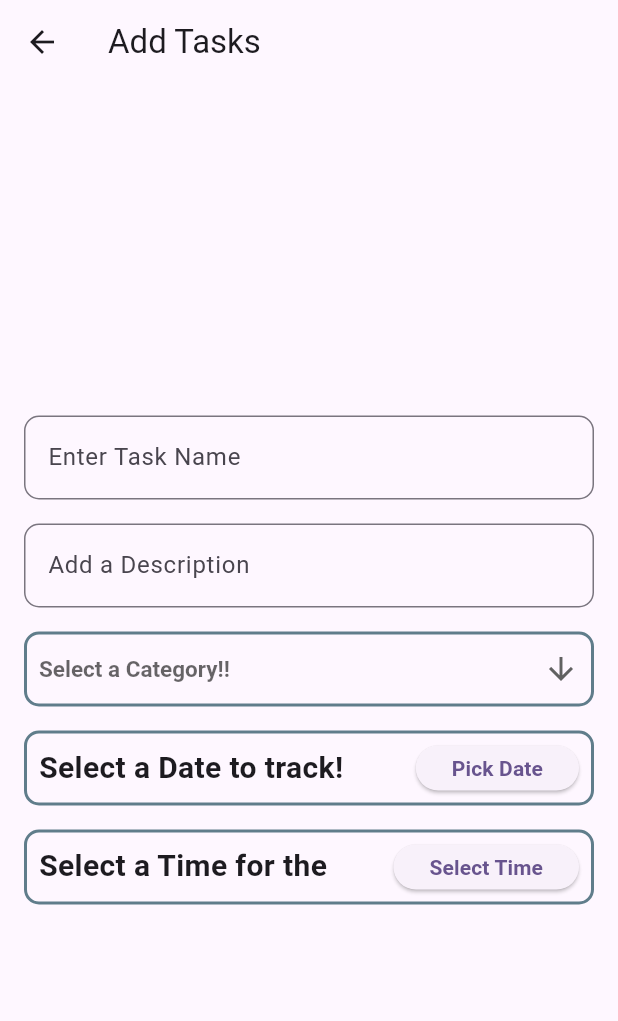
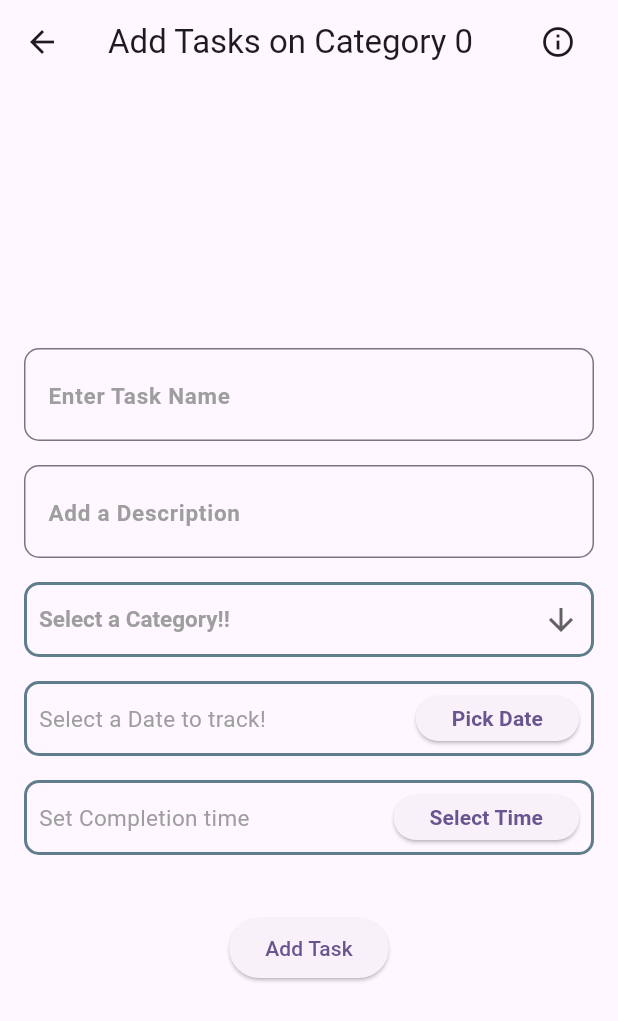
Before and after one commit to RizoanHossainRishad/TaskPlanner-flutter, a Flutter app: the task_screen screen opened directly with empty values, after a tap on the "add" icon, on a phone screen of 412 x 824 dp. Shown: the top 1021 px of the screen. Run offline on Flutter 3.47's test engine with Material 3 defaults, Android fonts, the phone set to English and light mode, and no system bars; our stand-ins replace flutter_colorpicker, sqflite; accounts and stored records are empty.

Commit message:
Functional Application

```diff
--- a/lib/screens/add_task.dart
+++ b/lib/screens/add_task.dart
@@ -1,4 +1,5 @@
 import 'package:flutter/material.dart';
+import 'package:taskplanner_demos/helper_funcs/task_helper.dart';
 import '../model_classes/taskmodel.dart';
 
 class AddTask extends StatefulWidget {
@@ -67,13 +68,42 @@ class _AddTaskState extends State<AddTask> {
   Widget build(BuildContext context) {
     return Scaffold(
       appBar: AppBar(
-        title: Text('Add Tasks'),
-        leading: IconButton(
-          onPressed: () => Navigator.of(context).pop(false),
-          icon: Icon(Icons.arrow_back),
+        title: Row(
+          mainAxisAlignment: MainAxisAlignment.spaceBetween,
+          children: [
+            Text('Add Tasks on Category ${widget.catID}'),
+            if (widget.task != null && widget.task!.name.isNotEmpty)
+              IconButton(
+                onPressed: () async {
+                  await DBTaskHelper.deleteTask(widget.task!.id);
+                  setState(() {});
+                  Navigator.of(context).pop(true);
+                },
+                icon: Icon(Icons.delete),
+              )
+            else
+              IconButton(
+                onPressed: () {
+                  showDialog(
+                    context: context,
+                    builder: (context) => AlertDialog(
+                      title: Text("Task is yet to be added!!"),
+                      actions: [
+                        TextButton(
+                          onPressed: () => Navigator.of(context).pop(),
+                          child: Text("OK"),
+                        ),
+                      ],
+                    ),
+                  );
+                },
+                icon: Icon(Icons.info_outline),
+              ),
+          ],
         ),
       ),
-      body: Padding(
+
+        body: Padding(
         padding: const EdgeInsets.all(8.0),
         child: Container(
           child: Column(
@@ -102,6 +132,7 @@ class _AddTaskState extends State<AddTask> {
                       hint: Text("Select a Category!!",
                         style: TextStyle(
                         fontSize: 15,
+                          color: Colors.grey
                       ),
                       ),
                       underline: SizedBox(),
@@ -145,11 +176,17 @@ class _AddTaskState extends State<AddTask> {
                             _selectedDate == null
                                 ? "Select a Date to track!"
                                 : "${_selectedDate!.year}-${_selectedDate!.month}-${_selectedDate!.day}",
-                            style: TextStyle(
-                              fontWeight: FontWeight.bold,
+                            style: _selectedDate == null
+                                ? TextStyle(
+                              fontSize: 15,
+                              color: Colors.grey // style for null date
+                            )
+                                : TextStyle(
+                              fontWeight: FontWeight.w600,
                               fontSize: 20,
+                              color: Colors.black, // style for selected date
                             ),
-                          ),
+                          )
                         ),
                         ElevatedButton(
                           onPressed: () =>
@@ -183,12 +220,17 @@ class _AddTaskState extends State<AddTask> {
                         Expanded(
                           child: Text(
                             _selectedTime == null
-                                ? "Select a Time for the task to be done!"
+                                ? "Set Completion time"
                                 : _selectedTime!.format(context),
-                            style: TextStyle(
+                            style:_selectedTime!=null?
+                            TextStyle(
                               fontWeight: FontWeight.bold,
                               fontSize: 20,
-                            ),
+                              color: Colors.black,
+                            ):TextStyle(
+                              fontSize: 15,
+                              color: Colors.grey
+                            )
                           ),
                         ),
                         ElevatedButton(
@@ -206,6 +248,44 @@ class _AddTaskState extends State<AddTask> {
                   ),
                 ),
               ),
+              SizedBox(
+                height: 30,
+              ),
+                ElevatedButton(
+                    onPressed: ()async{
+                      if(widget.task!=null){
+                        await DBTaskHelper.updateTask(Task(
+                          id: widget.task!.id,
+                          listId: widget.catID!,
+                          description:_descController.text,
+                          name: widget.task!.name,
+                          category: _selectedCategory!,
+                          date: _selectedDate!,
+                          time: _selectedTime!,
+                          isDone: widget.task!.isDone,
+                        ));
+                        setState(() {
+
+                        });
+                        Navigator.of(context).pop(true);
+                      }else{
+                        await DBTaskHelper.createTasks(Task(
+                          listId: widget.catID!,
+                          description:_descController.text,
+                          name: _nameController.text,
+                          category: _selectedCategory!,
+                          date: _selectedDate!,
+                          time: _selectedTime!,
+                        ));
+                        setState(() {
+
+                        });
+                        Navigator.of(context).pop(true);
+                      }
+
+                    },
+                    child: Text("Add Task")
+                ),
             ],
           ),
         ),
@@ -220,7 +300,16 @@ class _AddTaskState extends State<AddTask> {
 Widget _buildTextEdit(TextEditingController t, String s) {
   return TextField(
     controller: t,
+    style: TextStyle(
+      color: Colors.black,
+      fontWeight: FontWeight.bold,
+      fontSize: 20,
+    ),
     decoration: InputDecoration(
+      hintStyle: TextStyle(
+        color: Colors.grey,
+        fontSize: 15,
+      ),
       hintText: s,
       border: OutlineInputBorder(borderRadius: BorderRadius.circular(10)),
     ),
```
Also changed, not shown: lib/screens/task_screen.dart (+9 -4 lines).
